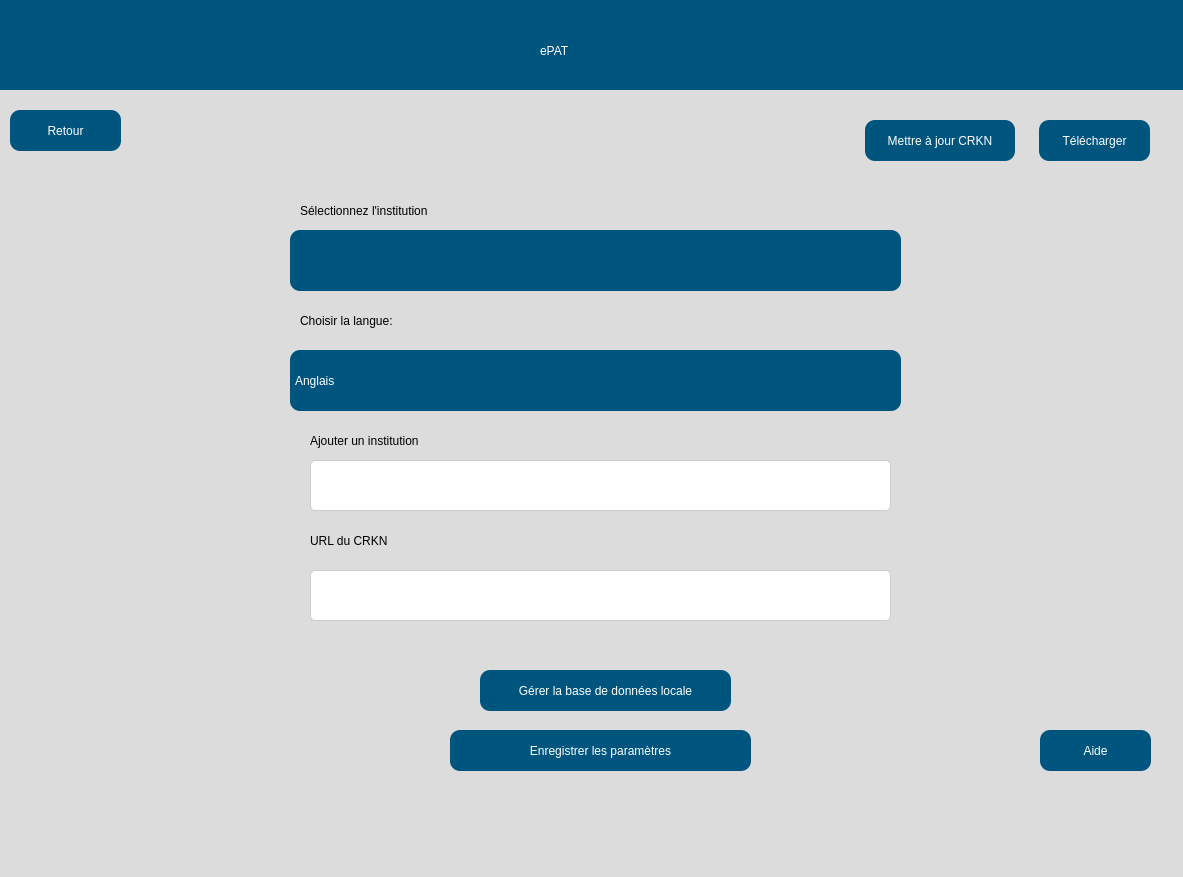
Old version of the form src/user_interface/french_settingsPage.ui in the repository eppenney/eBook-Perpetual-Access-Rights-Tracker.
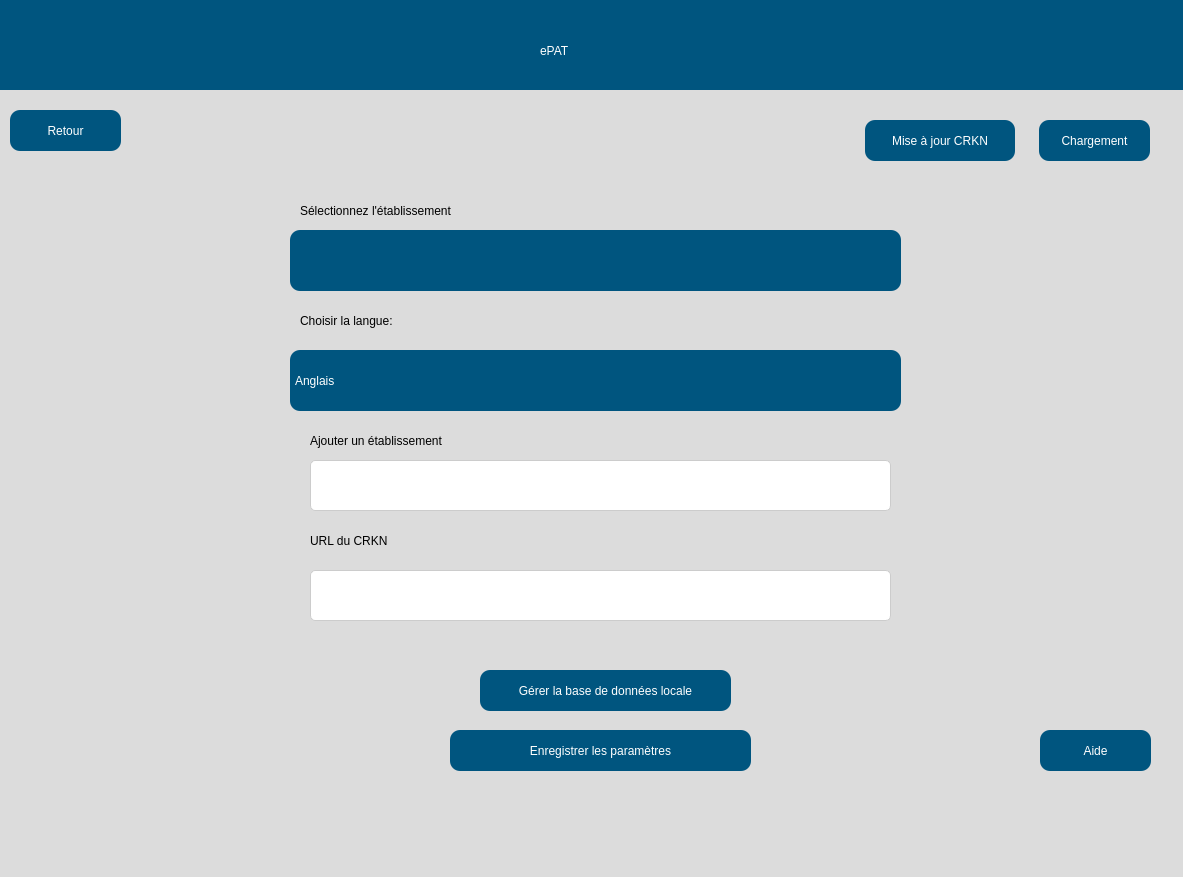
New version of the form. Icons and pictures are not drawn.

Commit message: More French language fixing

Diff of the .ui file:
```diff
--- a/src/user_interface/french_settingsPage.ui
+++ b/src/user_interface/french_settingsPage.ui
@@ -115,7 +115,7 @@
         </string>
     </property>
     <property name="text">
-     <string>Télécharger</string>
+     <string>Chargement</string>
     </property>
    </widget>
    <widget class="QPushButton" name="updateCRKN">
@@ -150,7 +150,7 @@
         </string>
     </property>
     <property name="text">
-     <string>Mettre à jour CRKN</string>
+     <string>Mise à jour CRKN</string>
     </property>
    </widget>
    <widget class="QLabel" name="UniversityLabel_5">
@@ -167,7 +167,7 @@
 color: rgb(0, 0, 0);</string>
     </property>
     <property name="text">
-     <string>Sélectionnez l'institution</string>
+     <string>Sélectionnez l'établissement</string>
     </property>
    </widget>
    <widget class="QComboBox" name="institutionSelection">
@@ -228,7 +228,7 @@
 color: rgb(0, 0, 0);</string>
     </property>
     <property name="text">
-     <string>Ajouter un institution</string>
+     <string>Ajouter un établissement</string>
     </property>
    </widget>
    <widget class="QLabel" name="UniversityLabel_7">
```
The commit also changes 1 other file.
